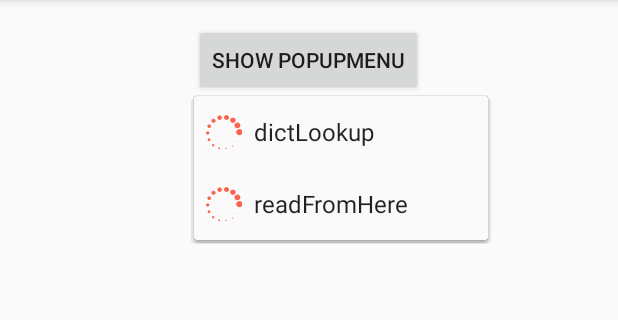
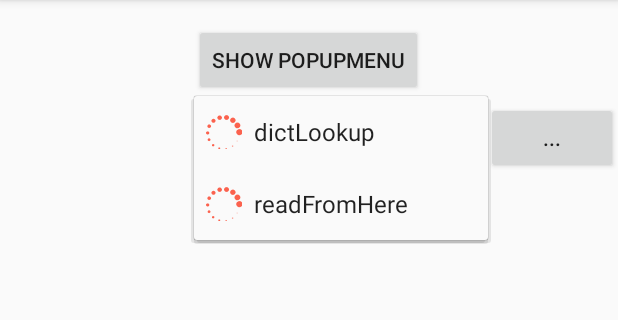
Before and after one commit to ljpww72729/GraphicsTest_AS, an Android app: the fragment PopupMenuFragment placed in its activity, after a tap on "SHOW POPUPMENU", on a phone screen of 412 x 824 dp, the part 84-404 px from its top. Run offline under Robolectric (Android 15) with nearby library versions, the phone set to English and light mode, and no system bars; our stand-ins replace ButterKnife.

Commit message:
增加PopupWindow功能

```diff
--- a/app/build.gradle
+++ b/app/build.gradle
@@ -21,9 +21,9 @@ android {
 dependencies {
     compile files('libs/androidannotations-api-3.2.jar')
     compile files('libs/eventbus.jar')
+
     compile 'com.android.support:support-v4:23.1.0'
     compile 'com.android.support:appcompat-v7:23.1.0'
     compile 'com.android.support:percent:23.1.0'
     compile 'com.jakewharton:butterknife:7.0.1'
-
 }
--- a/app/src/main/java/com/kk/lp/MainActivity.java
+++ b/app/src/main/java/com/kk/lp/MainActivity.java
@@ -23,7 +23,7 @@ import com.kk.lp.graphicstest.ProgressViewFragment;
 import com.kk.lp.graphicstest.RadiusButtonViewFragment;
 import com.kk.lp.graphicstest.webview.WebviewFragment;
 import com.kk.lp.percentlayout.PercentLayoutFragment;
-import com.kk.lp.popupmenu.PopupMenuFragment;
+import com.kk.lp.popupmenuandwindow.PopupMenuFragment;
 import com.kk.lp.textview.TextViewLongClick;
 import com.kk.lp.wificommunication.client.ClientFragment;
 import com.kk.lp.wificommunication.server.ServerFragment;
--- a/app/src/main/java/com/kk/lp/popupmenu/PopupMenuFragment.java
+++ /dev/null
@@ -1,86 +0,0 @@
-package com.kk.lp.popupmenu;
-
-import android.os.Bundle;
-import android.support.annotation.Nullable;
-import android.support.v7.internal.view.menu.MenuPopupHelper;
-import android.support.v7.widget.PopupMenu;
-import android.view.LayoutInflater;
-import android.view.MenuItem;
-import android.view.View;
-import android.view.ViewGroup;
-import android.widget.Button;
-import android.widget.Toast;
-
-import com.kk.lp.BaseFragment;
-import com.kk.lp.R;
-
-import java.lang.reflect.Field;
-
-import butterknife.Bind;
-import butterknife.ButterKnife;
-import butterknife.OnClick;
-
-public class PopupMenuFragment extends BaseFragment {
-
-
-    @Bind(R.id.show)
-    Button show;
-
-    @Override
-    public void onCreate(Bundle savedInstanceState) {
-        super.onCreate(savedInstanceState);
-    }
-
-    public static PopupMenuFragment newInstance() {
-        PopupMenuFragment fragment = new PopupMenuFragment();
-        return fragment;
-    }
-
-    @Nullable
-    @Override
-    public View onCreateView(LayoutInflater inflater, ViewGroup container, Bundle savedInstanceState) {
-        View view = inflater.inflate(R.layout.activity_popup_menu_fragment, null);
-        ButterKnife.bind(this, view);
-        return view;
-    }
-
-    @Override
-    public void onDestroyView() {
-        super.onDestroyView();
-        ButterKnife.unbind(this);
-    }
-
-    @OnClick(R.id.show)
-    public void show(Button show){
-        PopupMenu popupMenu = new PopupMenu(this.getActivity(), show);
-        popupMenu.inflate(R.menu.options_menu);
-        popupMenu.setOnMenuItemClickListener(new PopupMenu.OnMenuItemClickListener() {
-            @Override
-            public boolean onMenuItemClick(MenuItem item) {
-                int itemId = item.getItemId();
-                switch (itemId) {
-                    case R.id.dictLookup:
-                        Toast.makeText(PopupMenuFragment.this.getActivity(), "dictLookup", Toast.LENGTH_LONG).show();
-                        break;
-                    case R.id.readFromHere:
-                        Toast.makeText(PopupMenuFragment.this.getActivity(), "readFromHere", Toast.LENGTH_LONG).show();
-                        break;
-                }
-                return false;
-            }
-        });
-        show.setOnTouchListener(popupMenu.getDragToOpenListener());
-        //使用反射，强制显示菜单图标
-        try {
-            Field field = popupMenu.getClass().getDeclaredField("mPopup");
-            field.setAccessible(true);
-            MenuPopupHelper mHelper = (MenuPopupHelper) field.get(popupMenu);
-            mHelper.setForceShowIcon(true);
-        } catch (IllegalAccessException e) {
-            e.printStackTrace();
-        } catch (NoSuchFieldException e) {
-            e.printStackTrace();
-        }
-        popupMenu.show();
-    }
-}
--- /dev/null
+++ b/app/src/main/java/com/kk/lp/popupmenuandwindow/PopupMenuFragment.java
@@ -0,0 +1,165 @@
+package com.kk.lp.popupmenuandwindow;
+
+import android.content.Context;
+import android.os.Build;
+import android.os.Bundle;
+import android.support.annotation.Nullable;
+import android.support.v7.internal.view.menu.MenuPopupHelper;
+import android.support.v7.widget.PopupMenu;
+import android.view.LayoutInflater;
+import android.view.MenuItem;
+import android.view.View;
+import android.view.ViewGroup;
+import android.widget.Button;
+import android.widget.PopupWindow;
+import android.widget.Toast;
+
+import com.kk.lp.BaseFragment;
+import com.kk.lp.R;
+
+import java.lang.reflect.Field;
+
+import butterknife.Bind;
+import butterknife.ButterKnife;
+import butterknife.OnClick;
+
+public class PopupMenuFragment extends BaseFragment {
+
+
+    @Bind(R.id.show)
+    Button show;
+    @Bind(R.id.show_popupwindow)
+    Button show_popupwindow;
+
+    private Context mContext;
+    private PopupWindow popupWindow = null;
+    private int width = -1;
+
+    @Override
+    public void onCreate(Bundle savedInstanceState) {
+        super.onCreate(savedInstanceState);
+    }
+
+    @Override
+    public void onAttach(Context context) {
+        super.onAttach(context);
+        mContext = context;
+    }
+
+    public static PopupMenuFragment newInstance() {
+        PopupMenuFragment fragment = new PopupMenuFragment();
+        return fragment;
+    }
+
+    @Nullable
+    @Override
+    public View onCreateView(LayoutInflater inflater, ViewGroup container, Bundle savedInstanceState) {
+        View view = inflater.inflate(R.layout.activity_popup_menu_fragment, null);
+        ButterKnife.bind(this, view);
+        initPopupWindow();
+        return view;
+    }
+
+    @Override
+    public void onDestroyView() {
+        super.onDestroyView();
+        ButterKnife.unbind(this);
+    }
+
+    @OnClick(R.id.show)
+    public void show(Button show) {
+        PopupMenu popupMenu = new PopupMenu(this.getActivity(), show);
+        popupMenu.inflate(R.menu.options_menu);
+        popupMenu.setOnMenuItemClickListener(new PopupMenu.OnMenuItemClickListener() {
+            @Override
+            public boolean onMenuItemClick(MenuItem item) {
+                int itemId = item.getItemId();
+                switch (itemId) {
+                    case R.id.dictLookup:
+                        Toast.makeText(PopupMenuFragment.this.getActivity(), "dictLookup", Toast.LENGTH_LONG).show();
+                        break;
+                    case R.id.readFromHere:
+                        Toast.makeText(PopupMenuFragment.this.getActivity(), "readFromHere", Toast.LENGTH_LONG).show();
+                        break;
+                }
+                return false;
+            }
+        });
+        show.setOnTouchListener(popupMenu.getDragToOpenListener());
+        //使用反射，强制显示菜单图标
+        try {
+            Field field = popupMenu.getClass().getDeclaredField("mPopup");
+            field.setAccessible(true);
+            MenuPopupHelper mHelper = (MenuPopupHelper) field.get(popupMenu);
+            mHelper.setForceShowIcon(true);
+        } catch (IllegalAccessException e) {
+            e.printStackTrace();
+        } catch (NoSuchFieldException e) {
+            e.printStackTrace();
+        }
+        popupMenu.show();
+    }
+
+    @OnClick(R.id.show_popupwindow)
+    public void showPopupWindow(Button showPopupWindow) {
+        changePopupWindowStatus(true);
+    }
+
+    public void initPopupWindow() {
+        View view = LayoutInflater.from(mContext).inflate(R.layout.popupwindow, null);
+        Button btn_pw = (Button) view.findViewById(R.id.btn_pw);
+        btn_pw.setOnClickListener(new View.OnClickListener() {
+            @Override
+            public void onClick(View v) {
+                Toast.makeText(mContext, "show", Toast.LENGTH_SHORT).show();
+                changePopupWindowStatus(false);
+            }
+        });
+        popupWindow = new PopupWindow(view, ViewGroup.LayoutParams.WRAP_CONTENT, ViewGroup.LayoutParams.WRAP_CONTENT, true);
+        popupWindow.setInputMethodMode(PopupWindow.INPUT_METHOD_NOT_NEEDED);
+//        popupWindow.setOutsideTouchable(true);
+//        popupWindow.setTouchInterceptor(new View.OnTouchListener() {
+//            @Override
+//            public boolean onTouch(View v, MotionEvent event) {
+//                return false;
+//            }
+//        });
+        //必须加上此方法才能点击外面区域使popupwindow消失
+        //请参考：http://www.cnblogs.com/mengdd/p/3569127.html
+        if (Build.VERSION.SDK_INT >= Build.VERSION_CODES.LOLLIPOP) {
+            //21版本级以上才能调用下面的方法
+            popupWindow.setBackgroundDrawable(getResources().getDrawable(android.R.color.transparent, null));
+        } else {
+            popupWindow.setBackgroundDrawable(getResources().getDrawable(android.R.color.transparent));
+        }
+        //如果想获取PopupWindow对象实际布局大小的值，则可以采用如下代码：
+        view.measure(ViewGroup.LayoutParams.WRAP_CONTENT, ViewGroup.LayoutParams.WRAP_CONTENT);
+        int viewWidth = view.getMeasuredWidth();
+        int viewHeight = view.getMeasuredHeight();
+        popupWindow.setWidth(viewWidth);
+        popupWindow.setHeight(viewHeight);
+    }
+
+    /**
+     * 改变popupwindow的显示与隐藏
+     *
+     * @param show
+     */
+    public void changePopupWindowStatus(boolean show) {
+        if (popupWindow != null) {
+            if (show && !popupWindow.isShowing()) {
+                int anchorWidth = show_popupwindow.getWidth();
+                width = popupWindow.getWidth();
+                //使显示的pupupWindow右边margin为20px
+                popupWindow.showAsDropDown(show_popupwindow, -width + anchorWidth -20, -10);
+                //获取空间在屏幕中的位置坐标
+//                int[] location = new int[2];
+//                show_popupwindow.getLocationOnScreen(location);
+//                popupWindow.showAtLocation(show_popupwindow, Gravity.NO_GRAVITY,location[0] - 10,location[1] + show_popupwindow.getHeight());
+            } else if (!show && popupWindow.isShowing()) {
+                popupWindow.dismiss();
+            }
+        }
+    }
+
+}
--- a/app/src/main/res/layout/activity_popup_menu_fragment.xml
+++ b/app/src/main/res/layout/activity_popup_menu_fragment.xml
@@ -5,9 +5,8 @@
     android:layout_height="match_parent"
     android:paddingBottom="@dimen/activity_vertical_margin"
     android:paddingLeft="@dimen/activity_horizontal_margin"
-    android:paddingRight="@dimen/activity_horizontal_margin"
     android:paddingTop="@dimen/activity_vertical_margin"
-    tools:context="com.kk.lp.popupmenu.PopupMenuFragment">
+    tools:context="com.kk.lp.popupmenuandwindow.PopupMenuFragment">
 
     <Button
         android:layout_width="wrap_content"
@@ -16,4 +15,13 @@
         android:id="@+id/show"
         android:layout_alignParentTop="true"
         android:layout_centerInParent="true"/>
+    <Button
+        android:layout_width="wrap_content"
+        android:layout_height="wrap_content"
+        android:text="..."
+        android:id="@+id/show_popupwindow"
+        android:layout_alignParentRight="true"
+        android:layout_alignParentEnd="true"
+        android:layout_marginTop="4dp"
+        android:layout_below="@id/show"/>
 </RelativeLayout>
--- a/app/src/main/res/values/colors.xml
+++ b/app/src/main/res/values/colors.xml
@@ -17,4 +17,6 @@
     <color name="colorPrimaryInverse">#DE000000</color>
     <color name="colorPrimaryDarkInverse">#DE000000</color>
     <color name="colorAccentInverse">#DE000000</color>
+    <color name="black">#000000</color>
+    <color name="transparency">#00000000</color>
 </resources>
```
Also changed, not shown: app/src/main/res/layout/fragment_popup_window.xml (added, +13 -0 lines), app/src/main/res/layout/popupwindow.xml (added, +19 -0 lines).
